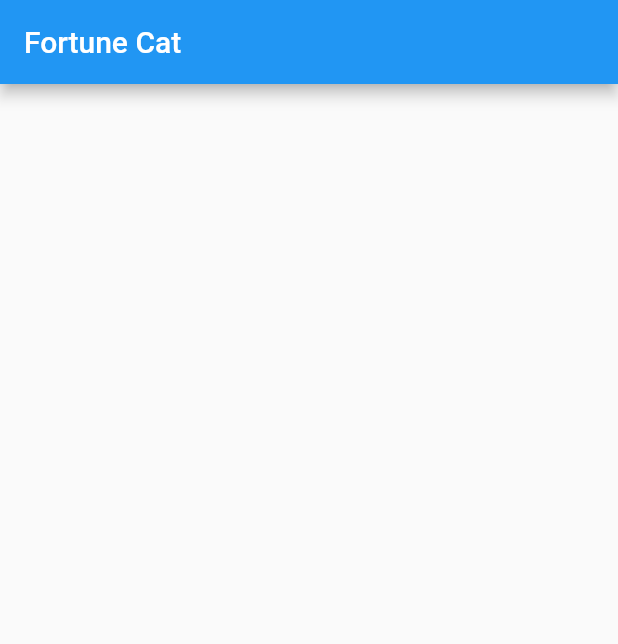
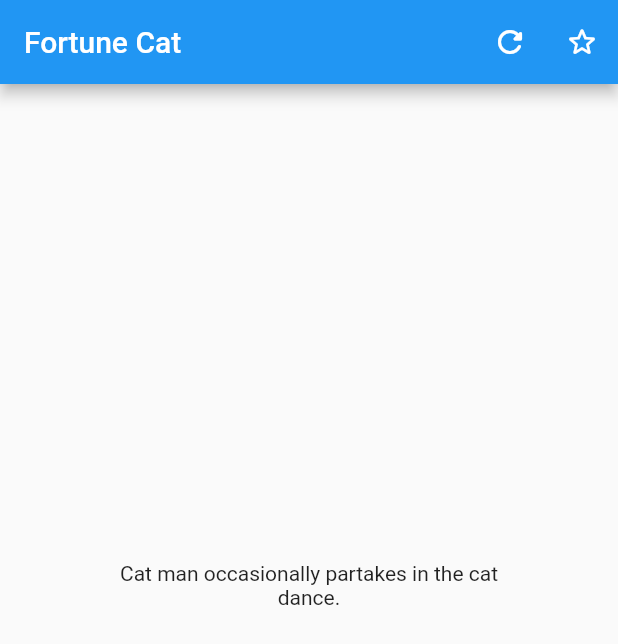
Before and after one commit to Xavier-MD/fortune_cat, a Flutter app: the screen it shows after launch, on a phone screen of 412 x 824 dp. Shown: the top 644 px of the screen. Run offline on Flutter 3.47's test engine with Material 2 defaults, Android fonts, the phone set to English and light mode, and no system bars; our stand-ins replace responsive_sizer.

Commit message:
Modularized home page.

```diff
--- a/lib/main.dart
+++ b/lib/main.dart
@@ -1,4 +1,6 @@
 import 'package:flutter/material.dart';
+import 'package:fortune_cat/ui/pages/home_page.dart';
+import 'package:responsive_sizer/responsive_sizer.dart';
 
 void main() {
   runApp(const MyApp());
@@ -9,35 +11,16 @@ class MyApp extends StatelessWidget {
 
   @override
   Widget build(BuildContext context) {
-    return MaterialApp(
-      title: 'Fortune Cat',
-      theme: ThemeData(
-        primarySwatch: Colors.blue,
-      ),
-      home: const MyHomePage(title: 'Fortune Cat'),
+    return ResponsiveSizer(
+      builder: (context, orientation, screenType) {
+        return MaterialApp(
+          title: 'Fortune Cat',
+          theme: ThemeData(
+            primarySwatch: Colors.blue,
+          ),
+          home: const HomePage(),
+        );
+      },
     );
   }
 }
-
-class MyHomePage extends StatefulWidget {
-  const MyHomePage({super.key, required this.title});
-
-  final String title;
-
-  @override
-  State<MyHomePage> createState() => _MyHomePageState();
-}
-
-class _MyHomePageState extends State<MyHomePage> {
-  @override
-  Widget build(BuildContext context) {
-    return Scaffold(
-      appBar: AppBar(
-        title: Text(widget.title),
-      ),
-      body: Center(
-
-      ),
-    );
-  }
-}
--- /dev/null
+++ b/lib/ui/pages/home_page.dart
@@ -0,0 +1,47 @@
+import 'package:flutter/material.dart';
+import 'package:responsive_sizer/responsive_sizer.dart';
+
+class HomePage extends StatefulWidget {
+  const HomePage({super.key});
+
+  @override
+  State<HomePage> createState() => _HomePageState();
+}
+
+class _HomePageState extends State<HomePage> {
+  @override
+  Widget build(BuildContext context) {
+    return Scaffold(
+      appBar: AppBar(
+        title: const Text('Fortune Cat'),
+        actions: [
+          IconButton(
+            onPressed: () => {},
+            icon: const Icon(Icons.refresh_rounded),
+          ),
+          IconButton(
+            onPressed: () => {},
+            icon: const Icon(Icons.star_border_rounded),
+          ),
+        ],
+      ),
+      body: Center(
+        child: Column(
+          mainAxisAlignment: MainAxisAlignment.center,
+          crossAxisAlignment: CrossAxisAlignment.center,
+          children: [
+            Container(
+              width: 80.0.w,
+              height: 20.0.h,
+              padding: EdgeInsets.all(2.0.h),
+              child: const Text(
+                'Cat man occasionally partakes in the cat dance.',
+                textAlign: TextAlign.center,
+              ),
+            ),
+          ],
+        ),
+      ),
+    );
+  }
+}
```
